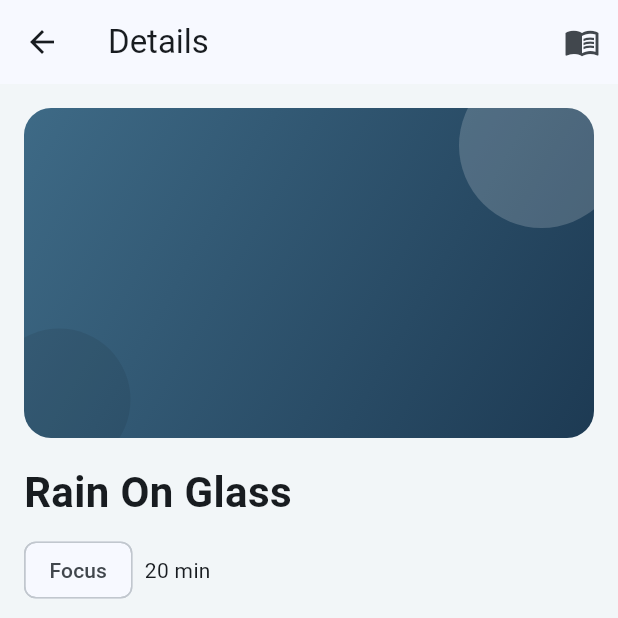
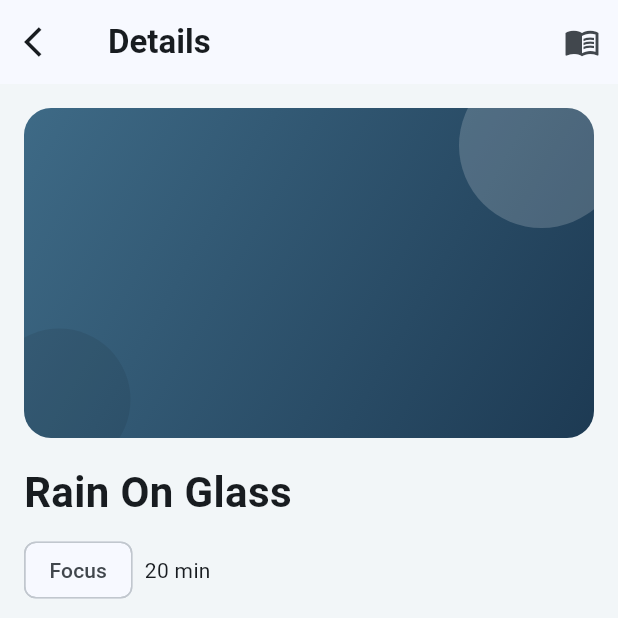
Before and after one commit to veerendrasoni07/arvyaX, a Flutter app: the screen it shows after launch, after a tap on "Rain On Glass", on a phone screen of 412 x 824 dp, the top half of it. Run offline on Flutter 3.47's test engine with Material 3 defaults, Android fonts, the phone set to English and light mode, and no system bars; our stand-ins replace hive, hive_flutter, just_audio; accounts and stored records are empty.

Commit message:
sliver app bar added , ui improved

```diff
--- a/lib/core/widgets/ambience_widgets.dart
+++ b/lib/core/widgets/ambience_widgets.dart
@@ -65,10 +65,21 @@ class AmbienceCard extends StatelessWidget {
     return InkWell(
       borderRadius: BorderRadius.circular(14),
       onTap: onTap,
-      child: Ink(
+      child: Container(
         decoration: BoxDecoration(
           color: Colors.white,
           borderRadius: BorderRadius.circular(14),
+          boxShadow: [
+            BoxShadow(
+              color: Colors.black.withAlpha(12),
+              blurRadius: 12,
+            ),
+          ],
+          gradient: LinearGradient(
+            colors: paletteFor(ambience.image),
+            begin: Alignment.topLeft,
+            end: Alignment.bottomRight,
+          )
         ),
         child: Row(
           children: [
@@ -97,6 +108,7 @@ class AmbienceCard extends StatelessWidget {
                       style: const TextStyle(
                         fontSize: 16,
                         fontWeight: FontWeight.w600,
+                        color: Colors.white,
                       ),
                     ),
                     const SizedBox(height: 6),
@@ -107,7 +119,7 @@ class AmbienceCard extends StatelessWidget {
                           visualDensity: VisualDensity.compact,
                         ),
                         const SizedBox(width: 8),
-                        Text('${ambience.durationMinutes} min'),
+                        Text('${ambience.durationMinutes} min',style: const TextStyle(color: Colors.white,fontWeight: FontWeight.w600),),
                       ],
                     ),
                   ],
--- a/lib/features/ambience/ambience_screen.dart
+++ b/lib/features/ambience/ambience_screen.dart
@@ -1,3 +1,5 @@
+import 'dart:ui';
+
 import 'package:flutter/material.dart';
 
 import '../../core/widgets/ambience_widgets.dart';
@@ -53,11 +55,29 @@ class AmbienceScreen extends StatelessWidget {
         }
 
         final filtered = ambienceController.filtered;
-        return Scaffold(
-          appBar: AppBar(
-            title: const Text('Ambience Library'),
+        return GestureDetector(
+          behavior: HitTestBehavior.opaque,
+          onTap: () {
+            FocusScope.of(context).unfocus();
+          },
+          child: Scaffold(
+            body: CustomScrollView(
+              slivers: [
+
+                /// APP BAR
+                SliverAppBar(
+                  floating: true,
+                  pinned: true,
+                  expandedHeight: 180,
+                  elevation: 0,
+                  backgroundColor: Theme.of(context).scaffoldBackgroundColor,
+                  title: const Text(
+                    "Ambience Library",
+                    style: TextStyle(fontWeight: FontWeight.bold),
+                  ),
                   actions: [
                     IconButton(
+                      icon: const Icon(Icons.menu_book_outlined),
                       onPressed: () {
                         Navigator.push(
                           context,
@@ -69,47 +89,78 @@ class AmbienceScreen extends StatelessWidget {
                           ),
                         );
                       },
-                icon: const Icon(Icons.menu_book_outlined),
+                    )
+                  ],
+
+                  flexibleSpace: FlexibleSpaceBar(
+                    background: Padding(
+                      padding: const EdgeInsets.fromLTRB(16, 90, 16, 16),
+                      child: Column(
+                        children: [
+
+                          /// SEARCH BAR
+                          Container(
+                            height: 48,
+                            decoration: BoxDecoration(
+                              color: Colors.grey.withOpacity(0.15),
+                              borderRadius: BorderRadius.circular(14),
+                            ),
+                            child: TextField(
+                              onChanged: ambienceController.setQuery,
+                              decoration: const InputDecoration(
+                                hintText: "Search ambience",
+                                prefixIcon: Icon(Icons.search),
+                                border: InputBorder.none,
+                                contentPadding: EdgeInsets.symmetric(vertical: 14),
+                              ),
+                            ),
+                          ),
+
+                          const SizedBox(height: 12),
+
+                          /// FILTER CHIPS
+                          SizedBox(
+                            height: 40,
+                            child: ListView.separated(
+                              scrollDirection: Axis.horizontal,
+                              itemCount: ambienceController.tags.length,
+                              separatorBuilder: (_, __) => const SizedBox(width: 8),
+                              itemBuilder: (_, i) {
+                                final tag = ambienceController.tags[i];
+
+                                return ChoiceChip(
+                                  selected: tag == ambienceController.tag,
+                                  label: Text(tag),
+                                  onSelected: (_) =>
+                                      ambienceController.setTag(tag),
+                                );
+                              },
+                            ),
                           ),
                         ],
                       ),
-          body: Padding(
-            padding: const EdgeInsets.all(16),
-            child: Column(
-              children: [
-                TextField(
-                  decoration: const InputDecoration(
-                    hintText: 'Search ambience',
-                    prefixIcon: Icon(Icons.search),
-                  ),
-                  onChanged: ambienceController.setQuery,
-                ),
-                const SizedBox(height: 12),
-                SizedBox(
-                  height: 42,
-                  child: ListView.separated(
-                    scrollDirection: Axis.horizontal,
-                    itemBuilder: (_, i) {
-                      final tag = ambienceController.tags[i];
-                      return ChoiceChip(
-                        selected: tag == ambienceController.tag,
-                        label: Text(tag),
-                        onSelected: (_) => ambienceController.setTag(tag),
-                      );
-                    },
-                    separatorBuilder: (_, __) => const SizedBox(width: 8),
-                    itemCount: ambienceController.tags.length,
                     ),
                   ),
-                const SizedBox(height: 14),
-                Expanded(
-                  child: filtered.isEmpty
-                      ? const Center(
-                          child: Text('No ambiences found. Try another search or filter.'),
+                ),
+
+                /// LIST
+                SliverPadding(
+                  padding: const EdgeInsets.all(16),
+                  sliver: filtered.isEmpty
+                      ? const SliverFillRemaining(
+                    child: Center(
+                      child: Text(
+                        "No ambiences found. Try another search or filter.",
+                      ),
+                    ),
                   )
-                      : ListView.separated(
+                      : SliverList.separated(
+                    itemCount: filtered.length,
+                    separatorBuilder: (_, __) =>
+                    const SizedBox(height: 12),
                     itemBuilder: (_, index) {
                       final ambience = filtered[index];
+
                       return AmbienceCard(
                         ambience: ambience,
                         onTap: () {
@@ -126,13 +177,11 @@ class AmbienceScreen extends StatelessWidget {
                         },
                       );
                     },
-                          separatorBuilder: (_, __) => const SizedBox(height: 12),
-                          itemCount: filtered.length,
                   ),
                 ),
               ],
             ),
-          ),
+
             bottomNavigationBar: MiniPlayerBar(
               controller: playerController,
               onTap: () {
@@ -169,6 +218,7 @@ class AmbienceScreen extends StatelessWidget {
                   ),
                 );
               },
+            ),
           ),
         );
       },
@@ -219,7 +269,8 @@ class AmbienceDetailsScreen extends StatelessWidget {
 
     return Scaffold(
       appBar: AppBar(
-        title: const Text('Details'),
+        title:  Text('Details',style: TextStyle(fontWeight: FontWeight.bold),),
+        leading: IconButton(onPressed: ()=>Navigator.pop(context), icon: Icon(Icons.arrow_back_ios)),
         actions: [
           IconButton(
             onPressed: () {
--- a/lib/features/player/player_controller.dart
+++ b/lib/features/player/player_controller.dart
@@ -16,7 +16,7 @@ class PlayerController extends ChangeNotifier {
 
   final AudioService _audioService;
   final StorageService _storageService;
-  final String _audioAsset = 'assets/audio/ambient_loop.wav';
+  final String _audioAsset = 'assets/audio/idoberg-ambient-pads-loop-296968.wav';
 
   Timer? _timer;
   Ambience? _current;
--- a/lib/features/player/player_screen.dart
+++ b/lib/features/player/player_screen.dart
@@ -1,4 +1,5 @@
 import 'package:flutter/material.dart';
+import 'package:hive/hive.dart';
 
 import '../../core/widgets/ambience_widgets.dart';
 import '../../core/widgets/formatters.dart';
@@ -77,7 +78,8 @@ class _PlayerScreenState extends State<PlayerScreen>
       builder: (_, __) {
         final totalSeconds = controller.total.inSeconds.toDouble();
         return Scaffold(
-          appBar: AppBar(title: const Text('Session Player')),
+          backgroundColor: Colors.transparent,
+          appBar: AppBar(title: const Text('Session Player',style: TextStyle(fontWeight: FontWeight.bold,color: Colors.white),),backgroundColor: paletteFor(ambience.image)[0],elevation: 0,leading: IconButton(onPressed: ()=>Navigator.pop(context), icon: Icon(Icons.arrow_back_ios,color: Colors.white,)),),
           body: Container(
             decoration: BoxDecoration(
               gradient: LinearGradient(
@@ -167,6 +169,9 @@ class _PlayerScreenState extends State<PlayerScreen>
                     ),
                     const Spacer(),
                     OutlinedButton(
+                      style: ButtonStyle(
+                        backgroundColor: WidgetStatePropertyAll(Colors.white54)
+                      ),
                       onPressed: () async {
                         final shouldEnd = await showDialog<bool>(
                           context: context,
@@ -192,7 +197,7 @@ class _PlayerScreenState extends State<PlayerScreen>
                         final ended = controller.consumePendingReflection();
                         if (ended != null) widget.onSessionEnded(ended);
                       },
-                      child: const Text('End Session'),
+                      child: const Text('End Session',style: TextStyle(color: Colors.white),),
                     ),
                   ],
                 ),
@@ -230,8 +235,19 @@ class MiniPlayerBar extends StatelessWidget {
       elevation: 12,
       child: InkWell(
         onTap: onTap,
+        child: SafeArea(
           child: Container(
-          color: Colors.white,
+            decoration: BoxDecoration(
+              borderRadius: BorderRadius.circular(14),
+              boxShadow: [
+                BoxShadow(
+                  color: Colors.black.withAlpha(12),
+                  blurRadius: 12,
+                  spreadRadius: 4,
+                  offset: const Offset(0, -2),
+                ),
+              ]
+            ),
             padding: const EdgeInsets.symmetric(horizontal: 12, vertical: 8),
             child: AnimatedBuilder(
               animation: controller,
@@ -246,6 +262,10 @@ class MiniPlayerBar extends StatelessWidget {
                             controller.current!.title,
                             maxLines: 1,
                             overflow: TextOverflow.ellipsis,
+                            style: const TextStyle(
+                              fontSize: 16,
+                              fontWeight: FontWeight.w600,
+                            ),
                           ),
                         ),
                         IconButton(
@@ -263,6 +283,7 @@ class MiniPlayerBar extends StatelessWidget {
             ),
           ),
         ),
+      ),
     );
   }
 }
--- a/pubspec.yaml
+++ b/pubspec.yaml
@@ -62,7 +62,7 @@ flutter:
 
   assets:
     - assets/data/ambiences.json
-    - assets/audio/ambient_loop.wav
+    - assets/audio/idoberg-ambient-pads-loop-296968.wav
 
   # An image asset can refer to one or more resolution-specific "variants", see
   # https://flutter.dev/to/resolution-aware-images
```
Also changed, not shown: 2 other files. Lines whose indentation alone changed are shown as unchanged.
